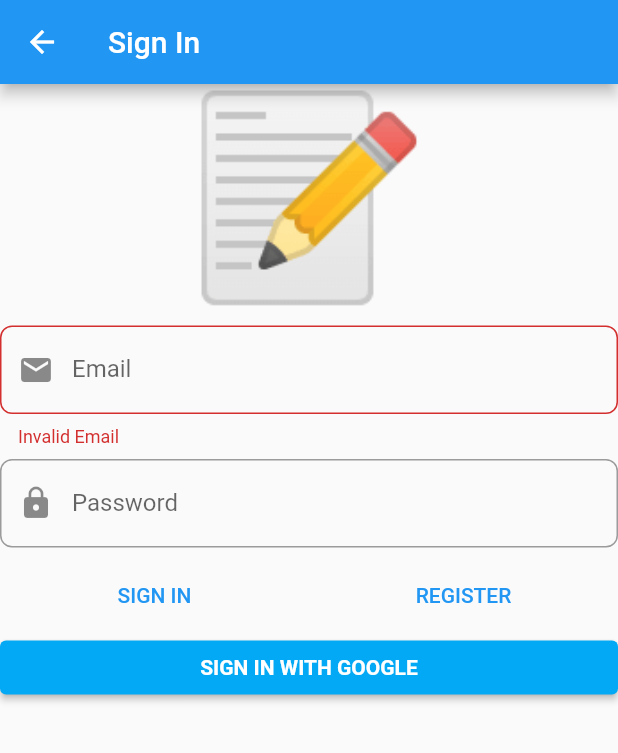
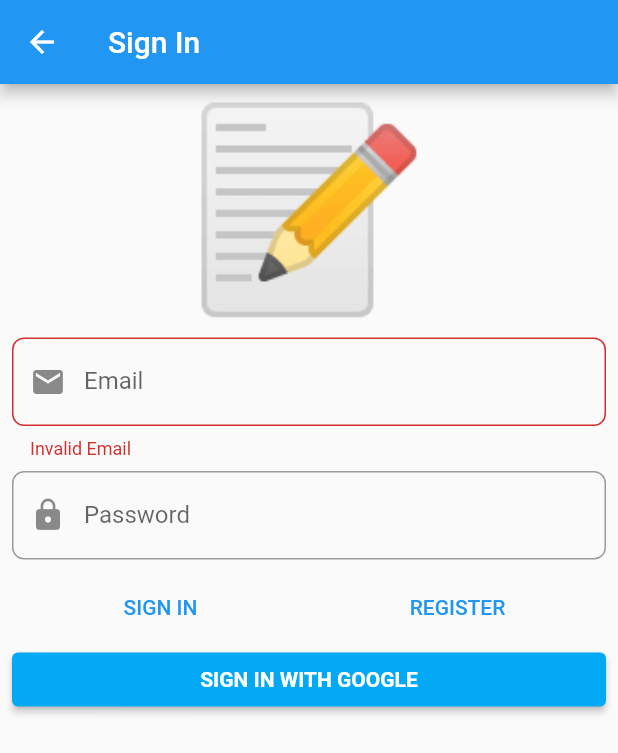
Before and after one commit to talspektor/flutter_ddd, a Flutter app: the screen it shows after launch, after a tap on "SIGN IN", on a phone screen of 412 x 824 dp. Shown: the top 753 px of the screen. Run offline on Flutter 3.47's test engine with Material 2 defaults, Android fonts, the phone set to English and light mode, and no system bars; our stand-ins replace auto_route, bloc, dartz, firebase_auth, firebase_core, flutter_bloc and 4 more; accounts and stored records are empty; generated files the repository leaves out were written again.

```diff
--- a/lib/application/sign_in/widgets/sign_in_form.dart
+++ b/lib/application/sign_in/widgets/sign_in_form.dart
@@ -48,6 +48,7 @@ class SignInForm extends StatelessWidget {
               ? AutovalidateMode.always
               : AutovalidateMode.disabled,
           child: ListView(
+            padding: const EdgeInsets.all(8),
             children: [
               const Text(
                 '📝',
@@ -136,6 +137,10 @@ class SignInForm extends StatelessWidget {
                   ),
                 ),
               ),
+              if (state.isSubmitting) ...[
+                const SizedBox(height: 8),
+                const LinearProgressIndicator(value: null),
+              ]
             ],
           ),
         );
--- a/lib/domain/core/failures.dart
+++ b/lib/domain/core/failures.dart
@@ -1,26 +1,27 @@
-import 'package:flutter_ddd/domain/auth/value_objects.dart';
 import 'package:freezed_annotation/freezed_annotation.dart';
 
 part 'failures.freezed.dart';
 
 @freezed
 class ValueFailure<T> with _$ValueFailure<T> {
+  const factory ValueFailure.exceedingLength({
+    required T failedValue,
+    required int max,
+  }) = ExceedingLength<T>;
+  const factory ValueFailure.empty({
+    required T failedValue,
+  }) = Empty<T>;
+  const factory ValueFailure.multiline({
+    required T failedValue,
+  }) = Multiline<T>;
+  const factory ValueFailure.listTooLong({
+    required T failedValue,
+    required int max,
+  }) = ListTooLong<T>;
   const factory ValueFailure.invalidEmail({
-    required String failedValue,
+    required T failedValue,
   }) = InvalidEmail<T>;
   const factory ValueFailure.shortPassword({
-    required String failedValue,
+    required T failedValue,
   }) = ShortPassword<T>;
 }
-
-void showingTheEmailAddressOrFailure() {
-  final emailAddress = EmailAddress('sdfgfdsg');
-
-  String emailText = emailAddress.value.fold(
-    (left) => 'Failure happened, more precisely',
-    (right) => right,
-  );
-
-  String emailAddress2 =
-      emailAddress.value.getOrElse(() => 'Some failure happened');
-}
--- a/lib/infrastracture/auth/firebase_auth_facade.dart
+++ b/lib/infrastracture/auth/firebase_auth_facade.dart
@@ -10,7 +10,7 @@ import 'package:injectable/injectable.dart';
 
 import 'firebase_auth_mapper.dart';
 
-@lazySingleton
+@LazySingleton(as: IAuthFacade)
 @Injectable(as: IAuthFacade)
 class FirebaseAuthFacade implements IAuthFacade {
   final FirebaseAuth _firebaseAuth;
--- a/lib/injection.dart
+++ b/lib/injection.dart
@@ -1,26 +1,21 @@
-import 'package:firebase_auth/firebase_auth.dart';
-import 'package:flutter_ddd/application/auth/auth_bloc.dart';
-import 'package:flutter_ddd/application/auth/sign_in_form/sign_in_bloc.dart';
-import 'package:flutter_ddd/infrastracture/auth/firebase_auth_facade.dart';
-// import 'package:flutter_ddd/injection.config.dart';
 import 'package:get_it/get_it.dart';
-import 'package:google_sign_in/google_sign_in.dart';
+import 'package:injectable/injectable.dart';
 
-import 'application/auth/sign_in_form/sign_in_bloc.dart';
+import 'injection.config.dart';
 
 final GetIt getIt = GetIt.instance;
 
+// configureInjection(String env) {
+//   getIt.registerLazySingleton<FirebaseAuth>(() => FirebaseAuth.instance);
+//   getIt.registerLazySingleton<GoogleSignIn>(() => GoogleSignIn());
+//   getIt.registerLazySingleton<FirebaseAuthFacade>(
+//       () => FirebaseAuthFacade(getIt(), getIt()));
+//   getIt.registerFactory<SignInBloc>(
+//       () => SignInBloc(getIt.get<FirebaseAuthFacade>()));
+//   getIt.registerFactory<AuthBloc>(() => AuthBloc(getIt<FirebaseAuthFacade>()));
+// }
+
+@injectableInit
 configureInjection(String env) {
-  getIt.registerLazySingleton<FirebaseAuth>(() => FirebaseAuth.instance);
-  getIt.registerLazySingleton<GoogleSignIn>(() => GoogleSignIn());
-  getIt.registerLazySingleton<FirebaseAuthFacade>(
-      () => FirebaseAuthFacade(getIt(), getIt()));
-  getIt.registerFactory<SignInBloc>(
-      () => SignInBloc(getIt.get<FirebaseAuthFacade>()));
-  getIt.registerFactory<AuthBloc>(() => AuthBloc(getIt<FirebaseAuthFacade>()));
+  $initGetIt(getIt, environment: env);
 }
-
-// @injectableInit
-// configureInjection(String env) {
-//   $initGetIt(getIt, environment: env);
-// }
--- a/lib/presentation/routes/app_router.dart
+++ b/lib/presentation/routes/app_router.dart
@@ -4,7 +4,7 @@ import 'package:flutter_ddd/presentation/splash/splash_page.dart';
 
 @MaterialAutoRouter(
   routes: <AutoRoute>[
-    MaterialRoute(page: SignInPage, initial: false),
+    MaterialRoute(page: SignInPage),
     MaterialRoute(page: SplashPage, initial: true),
   ],
 )
--- a/lib/presentation/splash/splash_page.dart
+++ b/lib/presentation/splash/splash_page.dart
@@ -3,7 +3,8 @@ import 'package:flutter/material.dart';
 import 'package:flutter_bloc/flutter_bloc.dart';
 import 'package:flutter_ddd/application/auth/auth_bloc.dart';
 import 'package:flutter_ddd/application/auth/auth_state.dart';
-import 'package:flutter_ddd/presentation/routes/app_router.gr.dart';
+
+import '../routes/app_router.gr.dart';
 
 class SplashPage extends StatelessWidget {
   const SplashPage({Key? key}) : super(key: key);
```
Also changed, not shown: lib/domain/core/failures.freezed.dart, 1 other file.
